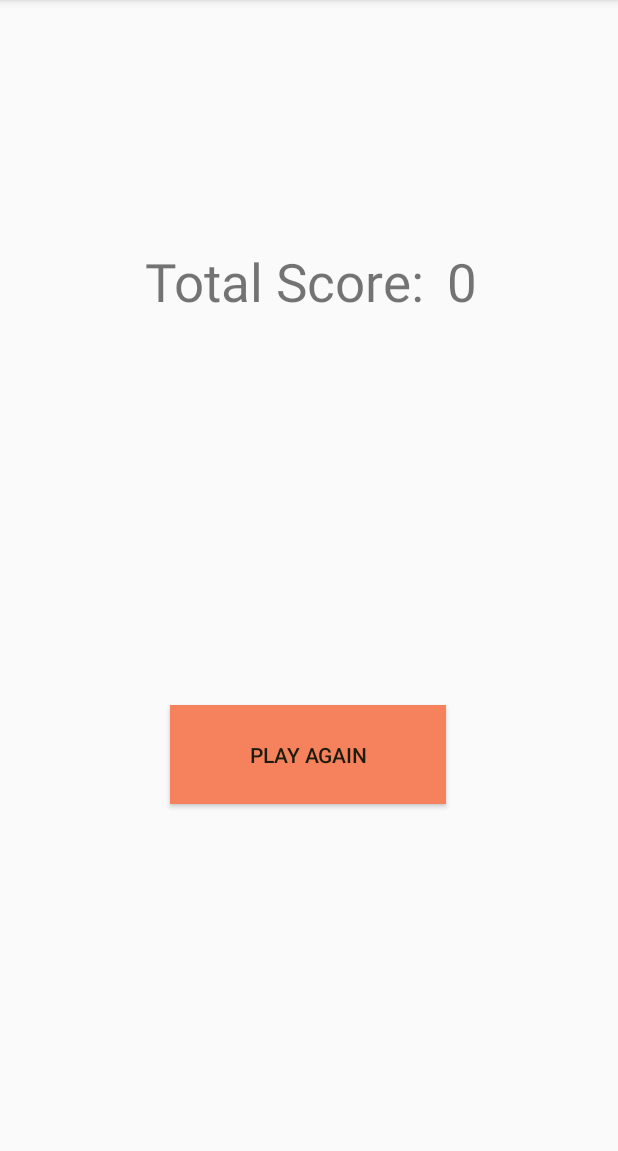
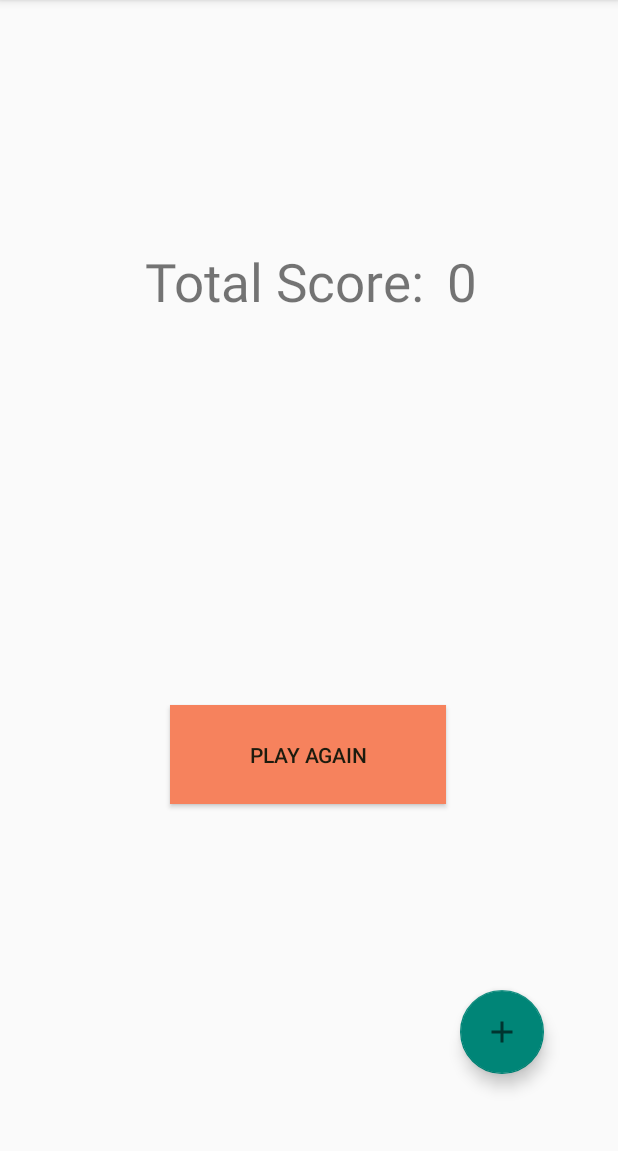
Before and after one commit to kevinzett/HighLow, an Android app: the ScoreActivity screen opened directly, with no data from a screen before it, on a phone screen of 412 x 824 dp, the part 84-1235 px from its top. Run offline under Robolectric (Android 15) with nearby library versions, the phone set to English and light mode, and no system bars.

Commit message:
Created recycleView for correcanswers. Added a button to activity_score

```diff
--- a/app/src/main/AndroidManifest.xml
+++ b/app/src/main/AndroidManifest.xml
@@ -9,6 +9,9 @@
         android:roundIcon="@mipmap/ic_launcher_round"
         android:supportsRtl="true"
         android:theme="@style/Theme.HigherLower">
+        <activity
+            android:name=".CardRecycleActivity"
+            android:exported="true" />
         <activity
             android:name=".ScoreActivity"
             android:exported="true" />
--- /dev/null
+++ b/app/src/main/res/drawable/ic_baseline_add_24.xml
@@ -0,0 +1,10 @@
+<vector xmlns:android="http://schemas.android.com/apk/res/android"
+    android:width="24dp"
+    android:height="24dp"
+    android:viewportWidth="24"
+    android:viewportHeight="24"
+    android:tint="?attr/colorControlNormal">
+  <path
+      android:fillColor="@android:color/white"
+      android:pathData="M19,13h-6v6h-2v-6H5v-2h6V5h2v6h6v2z"/>
+</vector>
--- a/app/src/main/res/layout/activity_score.xml
+++ b/app/src/main/res/layout/activity_score.xml
@@ -47,4 +47,17 @@
         app:layout_constraintHorizontal_bias="0.497"
         app:layout_constraintStart_toStartOf="parent" />
 
+    <com.google.android.material.floatingactionbutton.FloatingActionButton
+        android:id="@+id/floatingActionButton"
+        android:layout_width="wrap_content"
+        android:layout_height="wrap_content"
+        android:layout_marginBottom="52dp"
+        android:clickable="true"
+        app:layout_constraintBottom_toBottomOf="parent"
+        app:layout_constraintEnd_toEndOf="parent"
+        app:layout_constraintHorizontal_bias="0.861"
+        app:layout_constraintStart_toStartOf="parent"
+        app:srcCompat="@drawable/ic_baseline_add_24"
+        tools:ignore="SpeakableTextPresentCheck" />
+
 </androidx.constraintlayout.widget.ConstraintLayout>
```
Also changed, not shown: app/src/main/java/com/example/higherlowerinluppg/CardRecycleActivity.kt (added, +11 -0 lines), app/src/main/java/com/example/higherlowerinluppg/CardRecycleAdapter.kt (added, +39 -0 lines), app/src/main/java/com/example/higherlowerinluppg/MainActivity.kt (+8 -0 lines), app/src/main/res/layout/activity_card_recycle.xml (added, +19 -0 lines), app/src/main/res/layout/item_list.xml (added, +28 -0 lines), app/src/main/res/drawable/check.png (added), app/src/main/res/drawable/ess.png.
